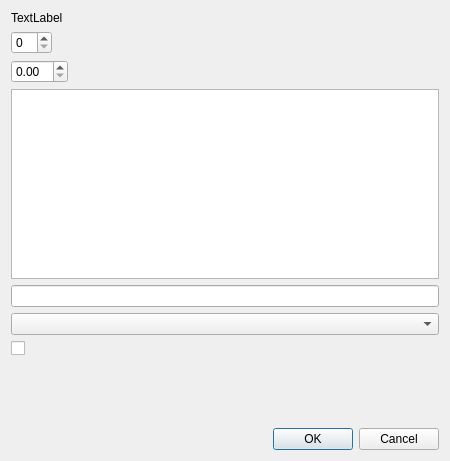
First picture: the form in src/editor/objecteditor/ui/objectvaluedialog.ui, repository tdauth/wc3lib, before the edit.
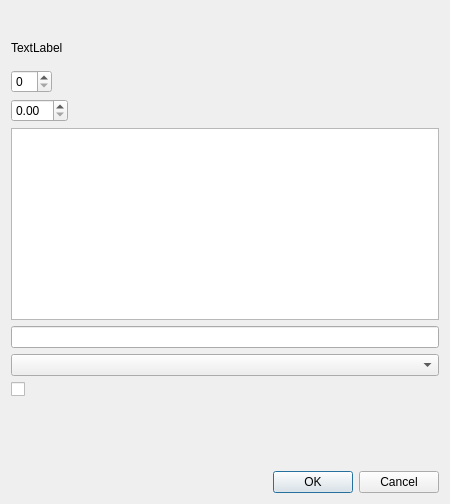
Second picture: the form after the edit. Custom widgets are drawn as their Qt base class.

```diff
--- a/src/editor/objecteditor/ui/objectvaluedialog.ui
+++ b/src/editor/objecteditor/ui/objectvaluedialog.ui
@@ -7,7 +7,7 @@
     <x>0</x>
     <y>0</y>
     <width>450</width>
-    <height>461</height>
+    <height>504</height>
    </rect>
   </property>
   <property name="sizePolicy">
@@ -24,6 +24,13 @@
     <layout class="QHBoxLayout" name="horizontalLayout">
      <item>
       <layout class="QVBoxLayout" name="verticalLayout">
+       <item>
+        <widget class="QLabel" name="m_imageFilePreview">
+         <property name="text">
+          <string/>
+         </property>
+        </widget>
+       </item>
        <item>
         <widget class="QLabel" name="m_label">
          <property name="sizePolicy">
```
